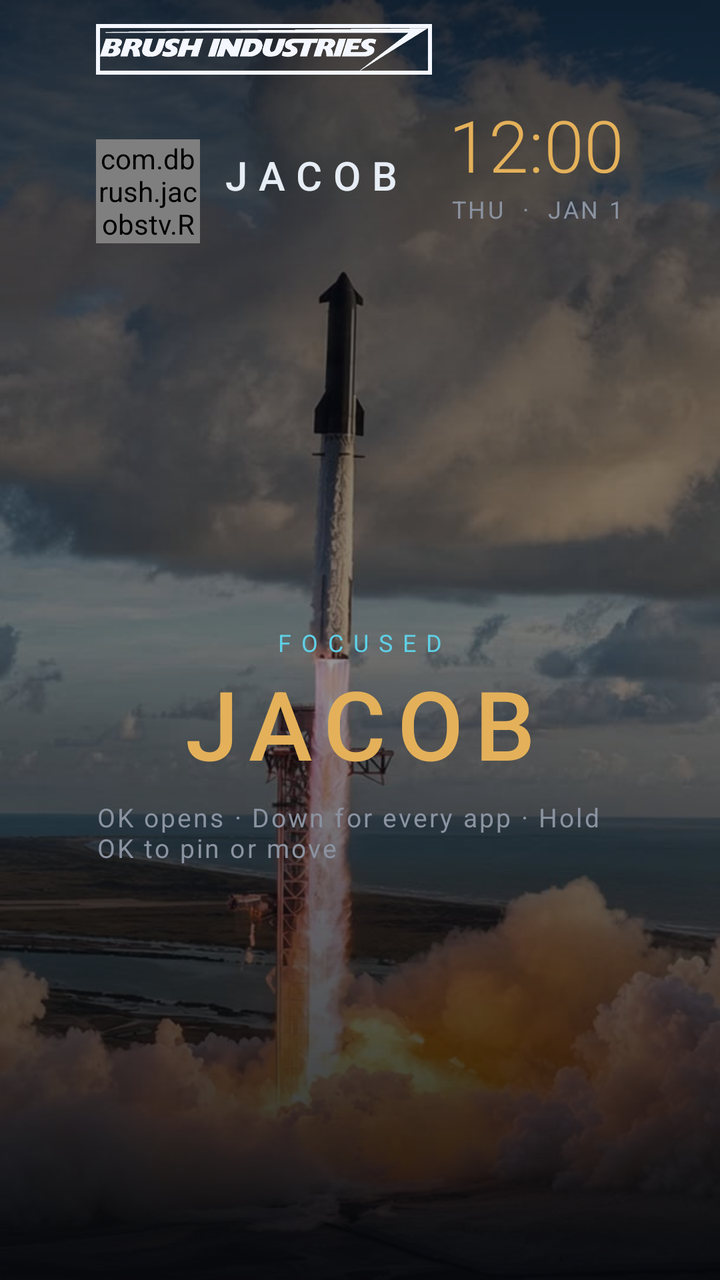
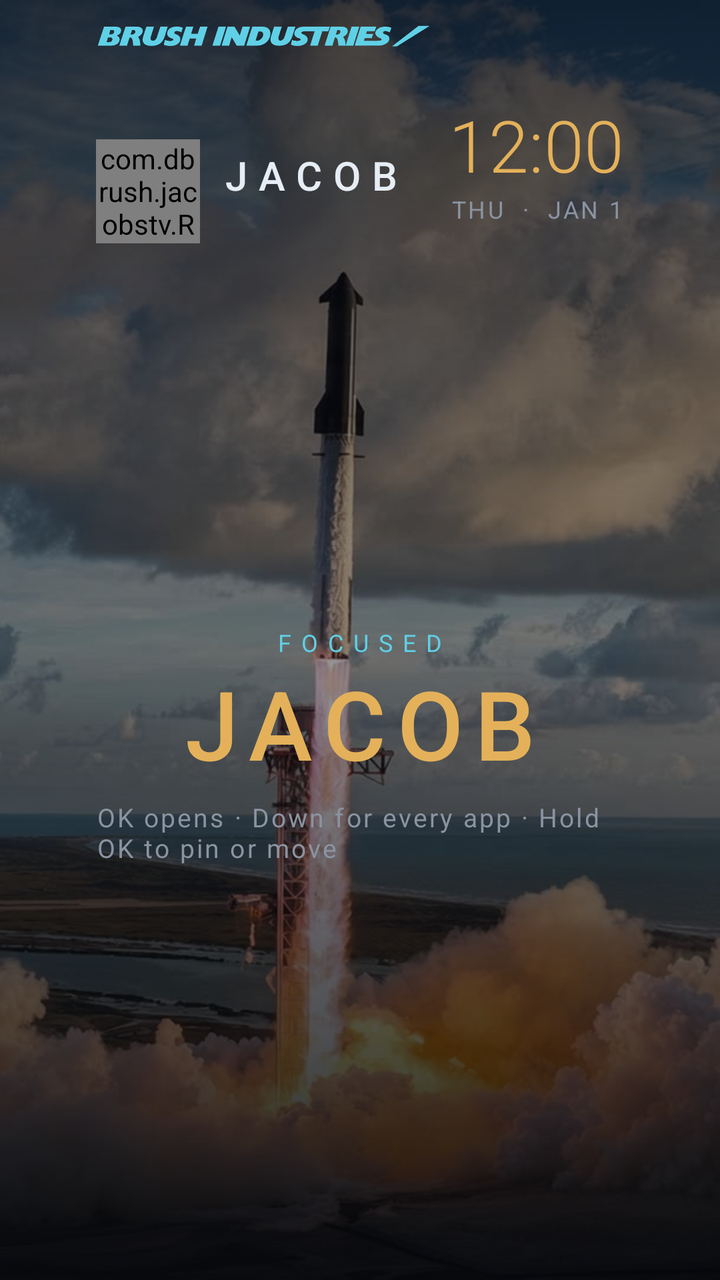

The first picture is an Android layout as it rendered before a commit; the second is the same layout after the commit. The layout source and the unified diff follow.
<!-- AndroidManifest.xml: application theme Theme.JacobsTv -->
<!-- res/layout/activity_main.xml -->
<?xml version="1.0" encoding="utf-8"?>
<FrameLayout xmlns:android="http://schemas.android.com/apk/res/android"
    android:layout_width="match_parent"
    android:layout_height="match_parent"
    android:background="@color/bg">

    <ImageView
        android:id="@+id/wallpaper"
        android:layout_width="match_parent"
        android:layout_height="match_parent"
        android:contentDescription="@string/wall"
        android:scaleType="centerCrop"
        android:src="@drawable/bg_rocket" />

    <View
        android:layout_width="match_parent"
        android:layout_height="match_parent"
        android:background="@drawable/bg_scrim" />

    <LinearLayout
        android:id="@+id/home"
        android:layout_width="match_parent"
        android:layout_height="match_parent"
        android:orientation="vertical"
        android:paddingStart="48dp"
        android:paddingTop="12dp"
        android:paddingEnd="48dp"
        android:paddingBottom="20dp">

        <ImageView
            android:layout_width="168dp"
            android:layout_height="28dp"
            android:layout_marginBottom="8dp"
            android:contentDescription="Brush Industries"
            android:scaleType="fitStart"
            android:src="@drawable/brush_industries" />

        <LinearLayout
            android:layout_width="match_parent"
            android:layout_height="wrap_content"
            android:gravity="center_vertical"
            android:orientation="horizontal">

            <com.dbrush.jacobstv.ReactorView
                android:layout_width="52dp"
                android:layout_height="52dp" />

            <LinearLayout
                android:layout_width="0dp"
                android:layout_height="wrap_content"
                android:layout_marginStart="10dp"
                android:layout_weight="1"
                android:orientation="vertical">

                <TextView
                    android:layout_width="wrap_content"
                    android:layout_height="wrap_content"
                    android:fontFamily="sans-serif-medium"
                    android:letterSpacing="0.28"
                    android:text="@string/header_name"
                    android:textColor="@color/fg"
                    android:textSize="20sp" />

                <TextView
                    android:id="@+id/stats"
                    android:layout_width="wrap_content"
                    android:layout_height="wrap_content"
                    android:letterSpacing="0.12"
                    android:textColor="@color/cyan"
                    android:textSize="12sp" />
            </LinearLayout>

            <LinearLayout
                android:id="@+id/clockHit"
                android:layout_width="wrap_content"
                android:layout_height="wrap_content"
                android:clickable="true"
                android:focusable="true"
                android:gravity="end"
                android:orientation="vertical">

                <TextClock
                    android:layout_width="wrap_content"
                    android:layout_height="wrap_content"
                    android:fontFamily="sans-serif-light"
                    android:format12Hour="h:mm"
                    android:format24Hour="H:mm"
                    android:textColor="@color/gold"
                    android:textSize="36sp" />

                <TextClock
                    android:layout_width="wrap_content"
                    android:layout_height="wrap_content"
                    android:format12Hour="EEE  ·  MMM d"
                    android:format24Hour="EEE  ·  MMM d"
                    android:letterSpacing="0.1"
                    android:textAllCaps="true"
                    android:textColor="@color/muted"
                    android:textSize="12sp" />

                <TextView
                    android:id="@+id/weather"
                    android:layout_width="wrap_content"
                    android:layout_height="wrap_content"
                    android:letterSpacing="0.14"
                    android:textColor="@color/cyan"
                    android:textSize="12sp" />

                <TextView
                    android:id="@+id/outlook"
                    android:layout_width="wrap_content"
                    android:layout_height="wrap_content"
                    android:letterSpacing="0.06"
                    android:textColor="@color/cyan"
                    android:textSize="11sp" />
            </LinearLayout>
        </LinearLayout>

        <LinearLayout
            android:layout_width="match_parent"
            android:layout_height="0dp"
            android:layout_weight="1"
            android:gravity="center"
            android:orientation="vertical">

            <TextView
                android:id="@+id/shelfKicker"
                android:layout_width="wrap_content"
                android:layout_height="wrap_content"
                android:letterSpacing="0.42"
                android:text="@string/focused"
                android:textColor="@color/cyan"
                android:textSize="12sp" />

            <TextView
                android:id="@+id/shelfName"
                android:layout_width="match_parent"
                android:layout_height="wrap_content"
                android:fontFamily="sans-serif-medium"
                android:gravity="center"
                android:letterSpacing="0.12"
                android:text="@string/jacob"
                android:textColor="@color/gold"
                android:textSize="48sp" />

            <TextView
                android:layout_width="wrap_content"
                android:layout_height="wrap_content"
                android:layout_marginTop="6dp"
                android:letterSpacing="0.08"
                android:text="@string/shelf_hint"
                android:textColor="@color/muted"
                android:textSize="13sp" />
        </LinearLayout>

        <HorizontalScrollView
            android:layout_width="match_parent"
            android:layout_height="wrap_content"
            android:layout_marginTop="14dp"
            android:scrollbars="none">

            <LinearLayout
                android:id="@+id/dock"
                android:layout_width="wrap_content"
                android:layout_height="wrap_content"
                android:background="@drawable/bg_dock"
                android:orientation="horizontal"
                android:paddingStart="12dp"
                android:paddingTop="4dp"
                android:paddingEnd="12dp"
                android:paddingBottom="0dp" />
        </HorizontalScrollView>

    </LinearLayout>

    <FrameLayout
        android:id="@+id/library"
        android:layout_width="match_parent"
        android:layout_height="match_parent"
        android:background="#F205070B"
        android:clickable="true"
        android:visibility="gone">

        <LinearLayout
            android:layout_width="match_parent"
            android:layout_height="match_parent"
            android:orientation="vertical"
            android:paddingStart="48dp"
            android:paddingTop="28dp"
            android:paddingEnd="48dp"
            android:paddingBottom="24dp">

            <TextView
                android:layout_width="wrap_content"
                android:layout_height="wrap_content"
                android:letterSpacing="0.32"
                android:text="@string/all_apps"
                android:textColor="@color/cyan"
                android:textSize="12sp" />

            <TextView
                android:layout_width="wrap_content"
                android:layout_height="wrap_content"
                android:layout_marginTop="4dp"
                android:text="@string/library_hint"
                android:textColor="@color/muted"
                android:textSize="14sp" />

            <GridView
                android:id="@+id/libraryGrid"
                android:layout_width="match_parent"
                android:layout_height="0dp"
                android:layout_marginTop="16dp"
                android:layout_weight="1"
                android:columnWidth="148dp"
                android:gravity="center"
                android:horizontalSpacing="14dp"
                android:listSelector="@android:color/transparent"
                android:numColumns="auto_fit"
                android:stretchMode="columnWidth"
                android:verticalSpacing="14dp" />
        </LinearLayout>
    </FrameLayout>

    <FrameLayout
        android:id="@+id/menu"
        android:layout_width="match_parent"
        android:layout_height="match_parent"
        android:background="#6605070B"
        android:clickable="true"
        android:visibility="gone">

        <LinearLayout
            android:layout_width="460dp"
            android:layout_height="wrap_content"
            android:layout_gravity="center"
            android:background="@drawable/bg_card"
            android:orientation="vertical"
            android:padding="24dp">

            <TextView
                android:layout_width="wrap_content"
                android:layout_height="wrap_content"
                android:letterSpacing="0.36"
                android:text="@string/tile"
                android:textColor="@color/cyan"
                android:textSize="12sp" />

            <TextView
                android:id="@+id/menuTitle"
                android:layout_width="match_parent"
                android:layout_height="wrap_content"
                android:layout_marginTop="8dp"
                android:textColor="@color/gold"
                android:textSize="26sp" />

            <TextView
                android:id="@+id/menuMoveLeft"
                style="@style/HudChip"
                android:layout_width="match_parent"
                android:layout_height="48dp"
                android:layout_marginTop="16dp"
                android:layout_weight="0"
                android:text="@string/move_left" />

            <TextView
                android:id="@+id/menuMoveRight"
                style="@style/HudChip"
                android:layout_width="match_parent"
                android:layout_height="48dp"
                android:layout_marginTop="8dp"
                android:layout_weight="0"
                android:text="@string/move_right" />

            <TextView
                android:id="@+id/menuRemove"
                style="@style/HudChip"
                android:layout_width="match_parent"
                android:layout_height="48dp"
                android:layout_marginTop="8dp"
                android:layout_weight="0"
                android:text="@string/remove_dock" />

            <TextView
                android:id="@+id/menuPin"
                style="@style/HudChip"
                android:layout_width="match_parent"
                android:layout_height="48dp"
                android:layout_marginTop="8dp"
                android:layout_weight="0"
                android:text="@string/pin_dock" />

            <TextView
                android:id="@+id/menuInfo"
                style="@style/HudChip"
                android:layout_width="match_parent"
                android:layout_height="48dp"
                android:layout_marginTop="8dp"
                android:layout_weight="0"
                android:text="@string/app_info" />

            <TextView
                android:id="@+id/menuClose"
                style="@style/HudChip"
                android:layout_width="match_parent"
                android:layout_height="48dp"
                android:layout_marginTop="8dp"
                android:layout_weight="0"
                android:text="@string/close" />
        </LinearLayout>
    </FrameLayout>

    <FrameLayout
        android:id="@+id/debloat"
        android:layout_width="match_parent"
        android:layout_height="match_parent"
        android:background="#6605070B"
        android:clickable="true"
        android:visibility="gone">

        <LinearLayout
            android:layout_width="match_parent"
            android:layout_height="wrap_content"
            android:layout_gravity="center"
            android:layout_margin="48dp"
            android:background="@drawable/bg_card"
            android:orientation="vertical"
            android:padding="28dp">

            <TextView
                android:layout_width="wrap_content"
                android:layout_height="wrap_content"
                android:letterSpacing="0.36"
                android:text="@string/debloat"
                android:textColor="@color/cyan"
                android:textSize="12sp" />

            <TextView
                android:id="@+id/debloatBody"
                android:layout_width="match_parent"
                android:layout_height="wrap_content"
                android:layout_marginTop="12dp"
                android:lineSpacingExtra="4dp"
                android:text="@string/debloat_body"
                android:textColor="@color/fg"
                android:textSize="18sp" />

            <TextView
                android:id="@+id/debloatRun"
                style="@style/HudChip"
                android:layout_width="match_parent"
                android:layout_height="52dp"
                android:layout_marginTop="18dp"
                android:layout_weight="0"
                android:text="@string/debloat_run" />

            <TextView
                android:id="@+id/debloatClose"
                style="@style/HudChip"
                android:layout_width="match_parent"
                android:layout_height="52dp"
                android:layout_marginTop="8dp"
                android:layout_weight="0"
                android:text="@string/close" />
        </LinearLayout>
    </FrameLayout>

    <FrameLayout
        android:id="@+id/dream"
        android:layout_width="match_parent"
        android:layout_height="match_parent"
        android:background="@color/bg"
        android:clickable="true"
        android:focusable="true"
        android:visibility="gone">

        <LinearLayout
            android:id="@+id/dreamClock"
            android:layout_width="wrap_content"
            android:layout_height="wrap_content"
            android:layout_gravity="center"
            android:gravity="center"
            android:orientation="vertical">

            <com.dbrush.jacobstv.ReactorView
                android:layout_width="72dp"
                android:layout_height="72dp" />

            <TextClock
                android:layout_width="wrap_content"
                android:layout_height="wrap_content"
                android:layout_marginTop="12dp"
                android:fontFamily="sans-serif-light"
                android:format12Hour="h:mm"
                android:format24Hour="H:mm"
                android:textColor="@color/gold"
                android:textSize="84sp" />
        </LinearLayout>
    </FrameLayout>

    <FrameLayout
        android:id="@+id/welcome"
        android:layout_width="match_parent"
        android:layout_height="match_parent"
        android:background="@color/bg"
        android:clickable="true"
        android:focusable="true"
        android:visibility="gone">

        <com.dbrush.jacobstv.ReactorView
            android:layout_width="220dp"
            android:layout_height="220dp"
            android:layout_gravity="center"
            android:layout_marginBottom="120dp" />

        <LinearLayout
            android:layout_width="match_parent"
            android:layout_height="wrap_content"
            android:layout_gravity="center"
            android:layout_marginTop="80dp"
            android:gravity="center"
            android:orientation="vertical">

            <ImageView
                android:layout_width="250dp"
                android:layout_height="42dp"
                android:layout_marginBottom="12dp"
                android:contentDescription="Brush Industries"
                android:scaleType="fitCenter"
                android:src="@drawable/brush_industries" />

            <TextView
                android:id="@+id/wordWelcome"
                android:layout_width="wrap_content"
                android:layout_height="wrap_content"
                android:fontFamily="sans-serif-medium"
                android:letterSpacing="0.5"
                android:text="@string/welcome"
                android:textColor="@color/cyan"
                android:textSize="16sp" />

            <TextView
                android:id="@+id/wordJacob"
                android:layout_width="wrap_content"
                android:layout_height="wrap_content"
                android:fontFamily="sans-serif-medium"
                android:letterSpacing="0.22"
                android:text="@string/jacob"
                android:textColor="@color/gold"
                android:textSize="64sp" />

            <TextView
                android:id="@+id/wordStatus"
                android:layout_width="wrap_content"
                android:layout_height="wrap_content"
                android:layout_marginTop="8dp"
                android:letterSpacing="0.28"
                android:text="@string/nominal"
                android:textColor="@color/fg"
                android:textSize="14sp" />
        </LinearLayout>
    </FrameLayout>

    <FrameLayout
        android:id="@+id/about"
        android:layout_width="match_parent"
        android:layout_height="match_parent"
        android:background="#6605070B"
        android:clickable="true"
        android:visibility="gone">

        <LinearLayout
            android:id="@+id/aboutCard"
            android:layout_width="560dp"
            android:layout_height="wrap_content"
            android:layout_gravity="center"
            android:background="@drawable/bg_card"
            android:orientation="vertical"
            android:padding="28dp">

            <TextView
                android:layout_width="wrap_content"
                android:layout_height="wrap_content"
                android:letterSpacing="0.4"
                android:text="@string/about_kicker"
                android:textColor="@color/cyan"
                android:textSize="12sp" />

            <TextView
                android:layout_width="match_parent"
                android:layout_height="wrap_content"
                android:layout_marginTop="12dp"
                android:fontFamily="sans-serif-medium"
                android:text="@string/about_line"
                android:textColor="@color/gold"
                android:textSize="28sp" />

            <TextView
                android:layout_width="match_parent"
                android:layout_height="wrap_content"
                android:layout_marginTop="14dp"
                android:lineSpacingExtra="4dp"
                android:text="@string/about_body"
                android:textColor="@color/fg"
                android:textSize="18sp" />

            <LinearLayout
                android:layout_width="match_parent"
                android:layout_height="wrap_content"
                android:layout_marginTop="22dp"
                android:orientation="horizontal">

                <TextView
                    android:id="@+id/replayWelcome"
                    android:layout_width="0dp"
                    android:layout_height="52dp"
                    android:layout_marginEnd="10dp"
                    android:layout_weight="1"
                    android:background="@drawable/bg_button"
                    android:clickable="true"
                    android:focusable="true"
                    android:gravity="center"
                    android:text="@string/replay"
                    android:textColor="@color/button_text"
                    android:textSize="16sp" />

                <TextView
                    android:id="@+id/closeAbout"
                    android:layout_width="0dp"
                    android:layout_height="52dp"
                    android:layout_weight="1"
                    android:background="@drawable/bg_button"
                    android:clickable="true"
                    android:focusable="true"
                    android:gravity="center"
                    android:text="@string/close"
                    android:textColor="@color/button_text"
                    android:textSize="16sp" />
            </LinearLayout>
        </LinearLayout>
    </FrameLayout>

    <FrameLayout
        android:id="@+id/control"
        android:layout_width="match_parent"
        android:layout_height="match_parent"
        android:background="#4402070C"
        android:clickable="true"
        android:visibility="gone">

        <LinearLayout
            android:id="@+id/controlCard"
            android:layout_width="match_parent"
            android:layout_height="wrap_content"
            android:layout_gravity="center"
            android:layout_margin="36dp"
            android:background="@drawable/bg_card"
            android:orientation="vertical"
            android:padding="24dp">

            <TextView
                android:layout_width="match_parent"
                android:layout_height="wrap_content"
                android:gravity="center"
                android:letterSpacing="0.36"
                android:text="CONTROL"
                android:textColor="@color/cyan"
                android:textSize="12sp" />

            <LinearLayout
                android:layout_width="match_parent"
                android:layout_height="wrap_content"
                android:layout_marginTop="16dp"
                android:orientation="horizontal">

                <TextView
                    android:id="@+id/controlInputs"
                    style="@style/HudChip"
                    android:layout_width="0dp"
                    android:layout_height="72dp"
                    android:layout_marginEnd="8dp"
                    android:layout_weight="1"
                    android:text="INPUTS" />

                <TextView
                    android:id="@+id/controlLink"
                    style="@style/HudChip"
                    android:layout_width="0dp"
                    android:layout_height="72dp"
                    android:layout_weight="1"
                    android:text="NETWORK" />
            </LinearLayout>

            <LinearLayout
                android:layout_width="match_parent"
                android:layout_height="wrap_content"
                android:layout_marginTop="8dp"
                android:orientation="horizontal">

                <TextView
                    android:id="@+id/controlSettings"
                    style="@style/HudChip"
                    android:layout_width="0dp"
                    android:layout_height="72dp"
                    android:layout_marginEnd="8dp"
                    android:layout_weight="1"
                    android:text="@string/settings" />

                <TextView
                    android:id="@+id/controlCast"
                    style="@style/HudChip"
                    android:layout_width="0dp"
                    android:layout_height="72dp"
                    android:layout_weight="1"
                    android:text="CAST" />
            </LinearLayout>

            <LinearLayout
                android:layout_width="match_parent"
                android:layout_height="wrap_content"
                android:layout_marginTop="8dp"
                android:orientation="horizontal">

                <TextView
                    android:id="@+id/controlWall"
                    style="@style/HudChip"
                    android:layout_width="0dp"
                    android:layout_height="72dp"
                    android:layout_marginEnd="8dp"
                    android:layout_weight="1"
                    android:text="@string/wall" />

                <TextView
                    android:id="@+id/controlDebloat"
                    style="@style/HudChip"
                    android:layout_width="0dp"
                    android:layout_height="72dp"
                    android:layout_weight="1"
                    android:text="@string/debloat" />
            </LinearLayout>

            <LinearLayout
                android:layout_width="match_parent"
                android:layout_height="wrap_content"
                android:layout_marginTop="14dp"
                android:gravity="center_vertical"
                android:orientation="horizontal">

                <TextView
                    android:layout_width="wrap_content"
                    android:layout_height="wrap_content"
                    android:letterSpacing="0.16"
                    android:text="ZIP"
                    android:textColor="@color/cyan"
                    android:textSize="12sp" />

                <EditText
                    android:id="@+id/zipField"
                    android:layout_width="0dp"
                    android:layout_height="40dp"
                    android:layout_weight="1"
                    android:background="@android:color/transparent"
                    android:gravity="center"
                    android:hint="45414"
                    android:inputType="number"
                    android:maxLength="5"
                    android:textColor="@color/gold"
                    android:textColorHint="@color/muted"
                    android:textSize="18sp" />

                <TextView
                    android:id="@+id/zipSave"
                    style="@style/HudChip"
                    android:layout_width="72dp"
                    android:layout_height="40dp"
                    android:layout_weight="0"
                    android:text="OK" />
            </LinearLayout>
        </LinearLayout>
    </FrameLayout>
</FrameLayout>
<!-- resources referenced by this layout -->
<resources>
  <color name="bg">#05070B</color>
  <color name="cyan">#5FD0E6</color>
  <color name="fg">#E7EDF4</color>
  <color name="gold">#E4B15A</color>
  <color name="muted">#8B93A1</color>
  <!-- drawable bg_card (drawable) -->
  <?xml version="1.0" encoding="utf-8"?>
  <shape xmlns:android="http://schemas.android.com/apk/res/android">
      <solid android:color="#66101822" />
      <stroke android:width="1dp" android:color="#66FFFFFF" />
      <corners android:radius="22dp" />
  </shape>
  <!-- drawable bg_dock (drawable) -->
  <?xml version="1.0" encoding="utf-8"?>
  <layer-list xmlns:android="http://schemas.android.com/apk/res/android">
      <item android:top="78dp">
          <shape>
              <gradient
                  android:angle="270"
                  android:startColor="#665FD0E6"
                  android:endColor="#005FD0E6" />
          </shape>
      </item>
      <item android:top="76dp" android:bottom="18dp">
          <shape>
              <solid android:color="#CCF4FBFF" />
          </shape>
      </item>
  </layer-list>
  <!-- drawable bg_scrim (drawable) -->
  <?xml version="1.0" encoding="utf-8"?>
  <shape xmlns:android="http://schemas.android.com/apk/res/android">
      <gradient
          android:angle="270"
          android:startColor="#C005070B"
          android:centerColor="#6605070B"
          android:endColor="#E605070B" />
  </shape>
  <!-- drawable brush_industries: png bitmap (drawable-nodpi, 31819 bytes) -->
  <string name="about_body">A Stark-styled home for this Vizio. Dock on the bottom, the focused app in big type, inputs up front, and a clock that drifts so it does not burn in. No recommendation rows. No ads.</string>
  <string name="about_kicker">SETTINGS</string>
  <string name="about_line">Dallas built this because Dallas kicks ass</string>
  <string name="all_apps">ALL APPS</string>
  <string name="app_info">App info</string>
  <string name="close">Close</string>
  <string name="debloat">Debloat</string>
  <string name="debloat_body">Recommendation rows are already hidden on this home. Disable stops them from running. Nothing is uninstalled. If the TV refuses, run tools/debloat.sh from a computer. tools/restore.sh puts them back.</string>
  <string name="debloat_run">Disable bloat on this TV</string>
  <string name="focused">FOCUSED</string>
  <string name="header_name">JACOB</string>
  <string name="jacob">JACOB</string>
  <string name="library_hint">Stock recommendation rows stay off this grid. Hold OK to pin a tile to the dock.</string>
  <string name="move_left">Move left</string>
  <string name="move_right">Move right</string>
  <string name="nominal">ALL SYSTEMS NOMINAL</string>
  <string name="pin_dock">Pin to dock</string>
  <string name="remove_dock">Remove from dock</string>
  <string name="replay">Replay welcome</string>
  <string name="settings">Settings</string>
  <string name="shelf_hint">OK opens   ·   Down for every app   ·   Hold OK to pin or move</string>
  <string name="tile">TILE</string>
  <string name="wall">Wall</string>
  <string name="welcome">WELCOME</string>
  <style name="HudChip">
          <item name="android:layout_width">0dp</item>
          <item name="android:layout_height">48dp</item>
          <item name="android:layout_weight">1</item>
          <item name="android:background">@drawable/bg_button</item>
          <item name="android:clickable">true</item>
          <item name="android:focusable">true</item>
          <item name="android:fontFamily">sans-serif-medium</item>
          <item name="android:gravity">center</item>
          <item name="android:textColor">@color/button_text</item>
          <item name="android:textSize">15sp</item>
      </style>
  <style name="Theme.JacobsTv" parent="@android:style/Theme.NoTitleBar.Fullscreen">
          <item name="android:windowBackground">@color/bg</item>
          <item name="android:colorBackground">@color/bg</item>
          <item name="android:windowFullscreen">true</item>
          <item name="android:fontFamily">sans-serif</item>
      </style>
  <!-- unchanged entries left out for length: 2 -->
</resources>

<!-- the commit's change to res/layout/activity_main.xml (unified diff, before → after) -->
@@ -355,6 +355,15 @@
                 android:text="@string/debloat_run" />
 
             <TextView
+                android:id="@+id/debloatRestore"
+                style="@style/HudChip"
+                android:layout_width="match_parent"
+                android:layout_height="52dp"
+                android:layout_marginTop="8dp"
+                android:layout_weight="0"
+                android:text="@string/debloat_restore" />
+
+            <TextView
                 android:id="@+id/debloatClose"
                 style="@style/HudChip"
                 android:layout_width="match_parent"
<!-- resource entries referenced after the edit -->
@@ -38,7 +38,7 @@
           android:centerColor="#6605070B"
           android:endColor="#E605070B" />
   </shape>
-  <!-- drawable brush_industries: png bitmap (drawable-nodpi, 31819 bytes) -->
+  <!-- drawable brush_industries: png bitmap (drawable-nodpi, 49650 bytes) -->
   <string name="about_body">A Stark-styled home for this Vizio. Dock on the bottom, the focused app in big type, inputs up front, and a clock that drifts so it does not burn in. No recommendation rows. No ads.</string>
   <string name="about_kicker">SETTINGS</string>
   <string name="about_line">Dallas built this because Dallas kicks ass</string>
@@ -46,8 +46,9 @@
   <string name="app_info">App info</string>
   <string name="close">Close</string>
   <string name="debloat">Debloat</string>
-  <string name="debloat_body">Recommendation rows are already hidden on this home. Disable stops them from running. Nothing is uninstalled. If the TV refuses, run tools/debloat.sh from a computer. tools/restore.sh puts them back.</string>
-  <string name="debloat_run">Disable bloat on this TV</string>
+  <string name="debloat_body">Disable only. Nothing is uninstalled. Cast, the Play Store, and setup stay on. Stock launchers wait until this app is Home.</string>
+  <string name="debloat_restore">Restore</string>
+  <string name="debloat_run">Disable bloat</string>
   <string name="focused">FOCUSED</string>
   <string name="header_name">JACOB</string>
   <string name="jacob">JACOB</string>
